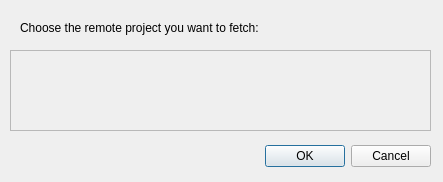
Old version of the form xl2/tao/fetch_dialog.ui in the repository c3d/tao3D.
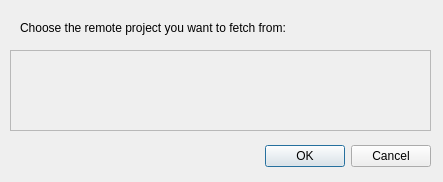
New version of the form. Custom widgets are drawn as their Qt base class.

Commit message: Replaced "fetch" -> "fetch from" to be consistent with "publish to"

The edit to the form file:
```diff
--- a/xl2/tao/fetch_dialog.ui
+++ b/xl2/tao/fetch_dialog.ui
@@ -39,7 +39,7 @@
     </rect>
    </property>
    <property name="text">
-    <string>Choose the remote project you want to fetch:</string>
+    <string>Choose the remote project you want to fetch from:</string>
    </property>
   </widget>
   <widget class="Tao::RemoteSelectionFrame" name="rsFrame">
```
